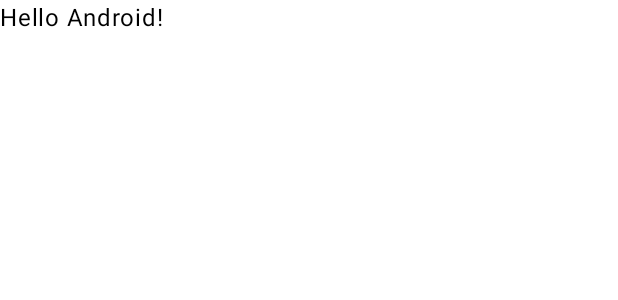
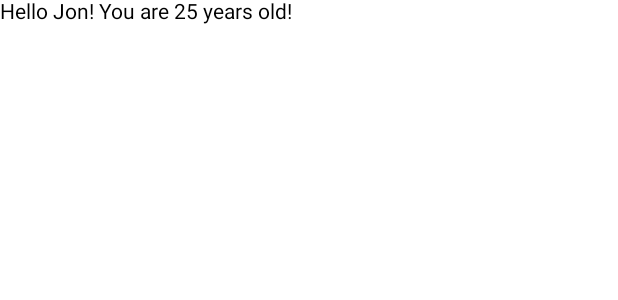
Before and after one commit to VBulat74/FirstComposeProject, an Android app built with Jetpack Compose: the @Preview function GreetingPreview, on a phone screen of 412 x 824 dp. Shown: the top 300 px of the screen. Run offline under Robolectric (Android 15) with nearby library versions, the phone set to English and light mode, and no system bars.

Commit message:
Lesson 2.1

```diff
--- a/app/src/main/java/ru/com/vbulat/firstcomposeproject/MainActivity.kt
+++ b/app/src/main/java/ru/com/vbulat/firstcomposeproject/MainActivity.kt
@@ -3,28 +3,16 @@ package ru.com.vbulat.firstcomposeproject
 import android.os.Bundle
 import androidx.activity.ComponentActivity
 import androidx.activity.compose.setContent
-import androidx.compose.foundation.layout.fillMaxSize
-import androidx.compose.material3.MaterialTheme
-import androidx.compose.material3.Surface
 import androidx.compose.material3.Text
 import androidx.compose.runtime.Composable
 import androidx.compose.ui.Modifier
 import androidx.compose.ui.tooling.preview.Preview
-import ru.com.vbulat.firstcomposeproject.ui.theme.FirstComposeProjectTheme
 
 class MainActivity : ComponentActivity() {
     override fun onCreate(savedInstanceState: Bundle?) {
         super.onCreate(savedInstanceState)
         setContent {
-            FirstComposeProjectTheme {
-                // A surface container using the 'background' color from the theme
-                Surface(
-                    modifier = Modifier.fillMaxSize(),
-                    color = MaterialTheme.colorScheme.background
-                ) {
-                    Greeting("Android")
-                }
-            }
+            UserInfo(name = "Jon", age = "25")
         }
     }
 }
@@ -37,10 +25,13 @@ fun Greeting(name: String, modifier: Modifier = Modifier) {
     )
 }
 
+@Composable
+fun UserInfo(name: String, age:String){
+    Text(text = "Hello $name! You are $age years old!")
+}
+
 @Preview(showBackground = true)
 @Composable
 fun GreetingPreview() {
-    FirstComposeProjectTheme {
-        Greeting("Android")
-    }
+    UserInfo(name = "Jon", age = "25")
 }
```
